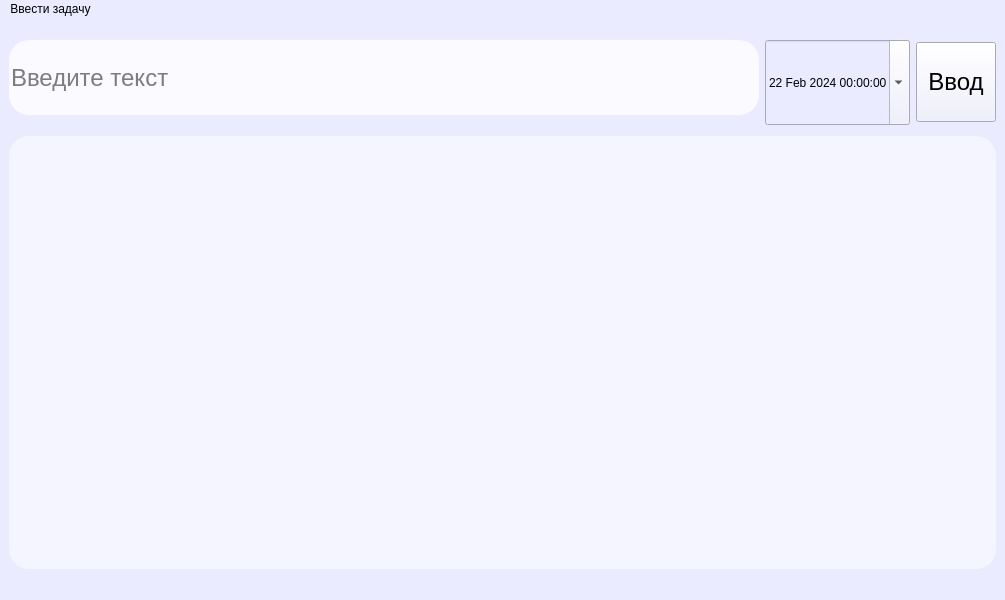
This is mainwindow.ui in SarkhandeevaAdelina/task-manager as Qt 5 draws it before an edit. The edited form follows.
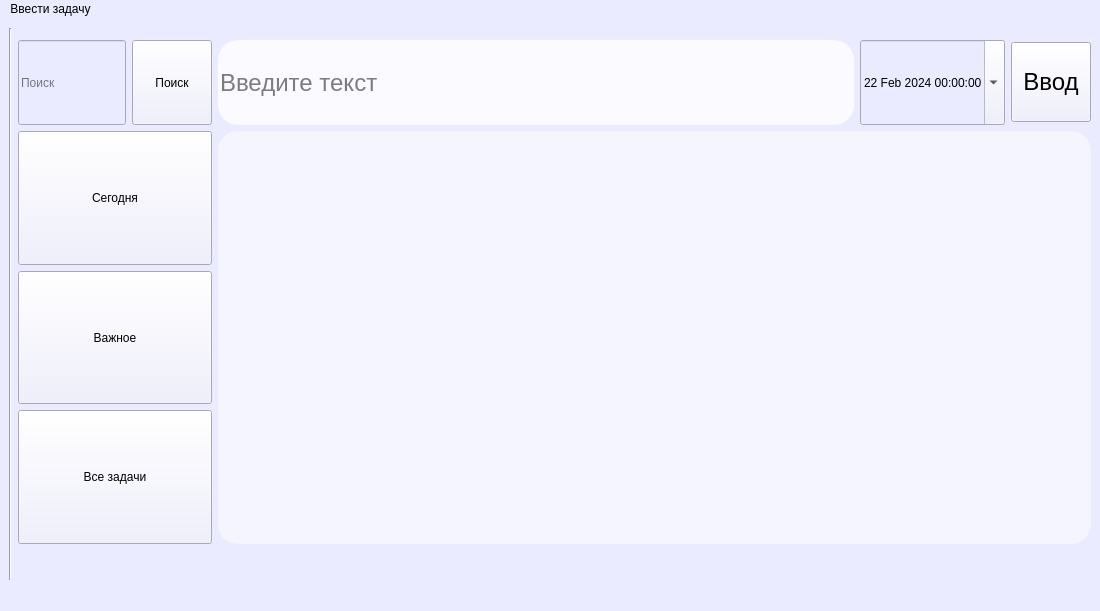
This is the edited form.

What changed in the file:
```diff
--- a/mainwindow.ui
+++ b/mainwindow.ui
@@ -6,13 +6,19 @@
    <rect>
     <x>0</x>
     <y>0</y>
-    <width>1005</width>
-    <height>600</height>
+    <width>1100</width>
+    <height>611</height>
    </rect>
   </property>
+  <property name="minimumSize">
+   <size>
+    <width>1100</width>
+    <height>0</height>
+   </size>
+  </property>
   <property name="maximumSize">
    <size>
-    <width>1005</width>
+    <width>16777215</width>
     <height>16777215</height>
    </size>
   </property>
@@ -24,26 +30,46 @@
   </property>
   <widget class="QWidget" name="centralwidget">
    <layout class="QGridLayout" name="gridLayout_3">
-    <item row="3" column="2">
-     <layout class="QGridLayout" name="gridLayout_2">
-      <item row="0" column="0">
-       <widget class="QPushButton" name="pushButton">
+    <item row="2" column="3" colspan="6">
+     <layout class="QHBoxLayout" name="horizontalLayout_3">
+      <item>
+       <widget class="QLineEdit" name="lineEditFind">
+        <property name="sizePolicy">
+         <sizepolicy hsizetype="Expanding" vsizetype="Minimum">
+          <horstretch>0</horstretch>
+          <verstretch>0</verstretch>
+         </sizepolicy>
+        </property>
         <property name="minimumSize">
          <size>
           <width>0</width>
-          <height>80</height>
+          <height>45</height>
          </size>
         </property>
-        <property name="font">
-         <font>
-          <pointsize>18</pointsize>
-         </font>
+        <property name="maximumSize">
+         <size>
+          <width>200</width>
+          <height>16777215</height>
+         </size>
         </property>
         <property name="styleSheet">
          <string notr="true"/>
         </property>
+        <property name="placeholderText">
+         <string>Поиск</string>
+        </property>
+       </widget>
+      </item>
+      <item>
+       <widget class="QPushButton" name="pushButtonFind">
+        <property name="sizePolicy">
+         <sizepolicy hsizetype="Minimum" vsizetype="Minimum">
+          <horstretch>0</horstretch>
+          <verstretch>0</verstretch>
+         </sizepolicy>
+        </property>
         <property name="text">
-         <string>Ввод</string>
+         <string>Поиск</string>
         </property>
        </widget>
       </item>
@@ -52,17 +78,66 @@
     <item row="1" column="2" rowspan="2">
      <layout class="QVBoxLayout" name="verticalLayout_4"/>
     </item>
-    <item row="3" column="0">
+    <item row="3" column="9">
+     <widget class="QListWidget" name="listWidget">
+      <property name="styleSheet">
+       <string notr="true">background-color: rgb(245, 245, 255);
+border-radius: 20px;</string>
+      </property>
+     </widget>
+    </item>
+    <item row="0" column="0" rowspan="10">
+     <widget class="Line" name="line">
+      <property name="orientation">
+       <enum>Qt::Vertical</enum>
+      </property>
+     </widget>
+    </item>
+    <item row="3" column="3" colspan="6">
      <layout class="QVBoxLayout" name="verticalLayout_2">
-      <property name="spacing">
-       <number>6</number>
-      </property>
-      <property name="sizeConstraint">
-       <enum>QLayout::SetMaximumSize</enum>
-      </property>
-      <property name="bottomMargin">
-       <number>10</number>
-      </property>
+      <item>
+       <widget class="QPushButton" name="pushButtonToday">
+        <property name="sizePolicy">
+         <sizepolicy hsizetype="Minimum" vsizetype="Minimum">
+          <horstretch>0</horstretch>
+          <verstretch>0</verstretch>
+         </sizepolicy>
+        </property>
+        <property name="text">
+         <string>Сегодня</string>
+        </property>
+       </widget>
+      </item>
+      <item>
+       <widget class="QPushButton" name="pushButtonImportant">
+        <property name="sizePolicy">
+         <sizepolicy hsizetype="Minimum" vsizetype="Minimum">
+          <horstretch>0</horstretch>
+          <verstretch>0</verstretch>
+         </sizepolicy>
+        </property>
+        <property name="text">
+         <string>Важное</string>
+        </property>
+       </widget>
+      </item>
+      <item>
+       <widget class="QPushButton" name="pushButtonAll">
+        <property name="sizePolicy">
+         <sizepolicy hsizetype="Minimum" vsizetype="Minimum">
+          <horstretch>0</horstretch>
+          <verstretch>0</verstretch>
+         </sizepolicy>
+        </property>
+        <property name="text">
+         <string>Все задачи</string>
+        </property>
+       </widget>
+      </item>
+     </layout>
+    </item>
+    <item row="2" column="9">
+     <layout class="QHBoxLayout" name="horizontalLayout">
       <item>
        <widget class="QLineEdit" name="lineEdit">
         <property name="sizePolicy">
@@ -116,10 +191,6 @@
         </property>
        </widget>
       </item>
-     </layout>
-    </item>
-    <item row="3" column="1">
-     <layout class="QVBoxLayout" name="verticalLayout_3">
       <item>
        <widget class="QDateTimeEdit" name="dateTimeEdit">
         <property name="minimumSize">
@@ -150,24 +221,24 @@
         </property>
        </widget>
       </item>
-     </layout>
-    </item>
-    <item row="0" column="0">
-     <layout class="QVBoxLayout" name="verticalLayout"/>
-    </item>
-    <item row="4" column="0" colspan="3">
-     <layout class="QGridLayout" name="gridLayout">
-      <property name="sizeConstraint">
-       <enum>QLayout::SetDefaultConstraint</enum>
-      </property>
-      <property name="topMargin">
-       <number>5</number>
-      </property>
-      <item row="0" column="0">
-       <widget class="QListWidget" name="listWidget">
+      <item>
+       <widget class="QPushButton" name="pushButton">
+        <property name="minimumSize">
+         <size>
+          <width>0</width>
+          <height>80</height>
+         </size>
+        </property>
+        <property name="font">
+         <font>
+          <pointsize>18</pointsize>
+         </font>
+        </property>
         <property name="styleSheet">
-         <string notr="true">background-color: rgb(245, 245, 255);
-border-radius: 20px;</string>
+         <string notr="true"/>
+        </property>
+        <property name="text">
+         <string>Ввод</string>
         </property>
        </widget>
       </item>
@@ -180,7 +251,7 @@
     <rect>
      <x>0</x>
      <y>0</y>
-     <width>1005</width>
+     <width>1100</width>
      <height>22</height>
     </rect>
    </property>
```
Left out of the diff: 9 changed lines with no effect on the pictures.
